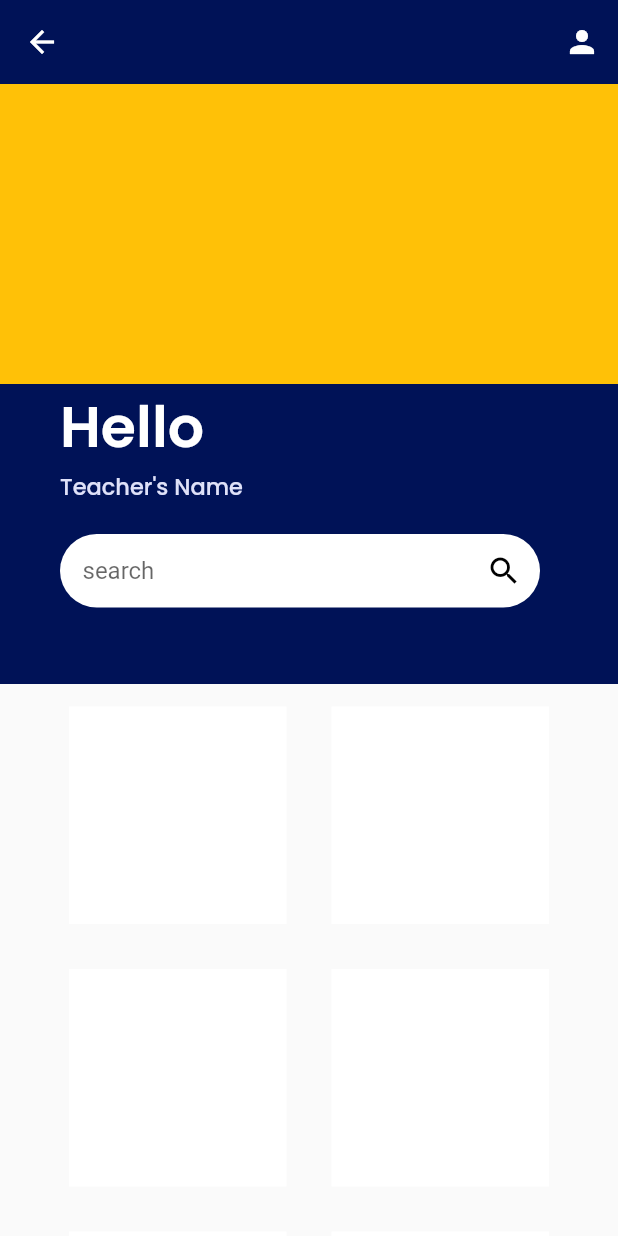
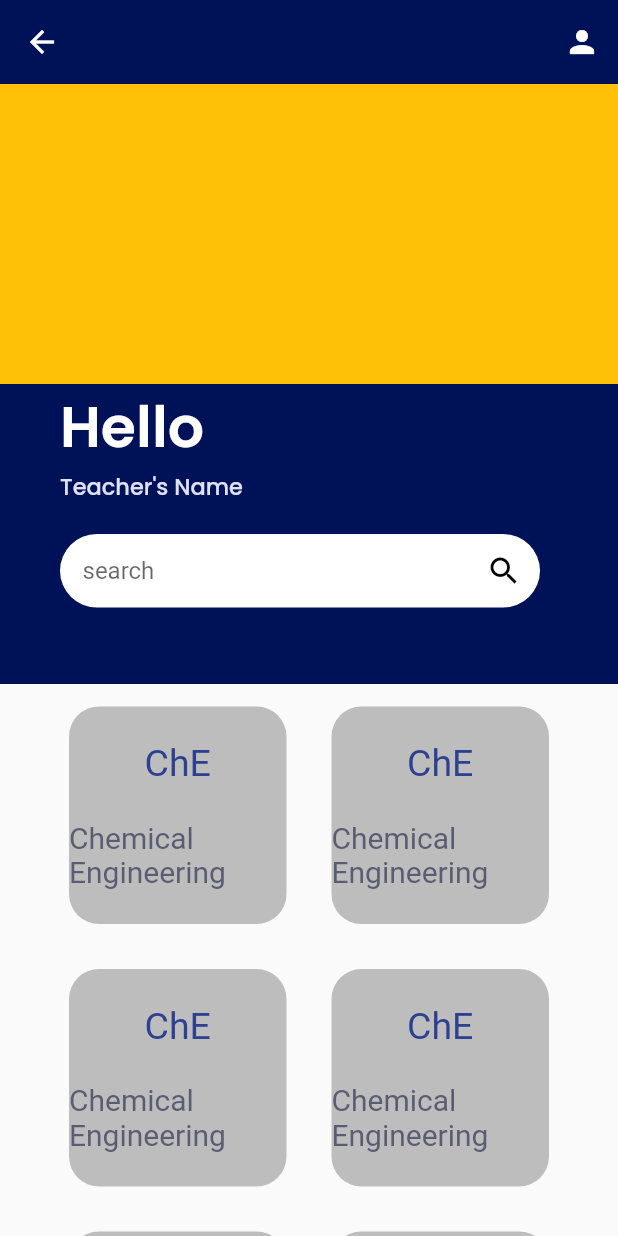
Before and after one commit to EnigmaTasks/SMS, a Flutter app: the screen it shows after launch, on a phone screen of 412 x 824 dp. Run offline on Flutter 3.47's test engine with Material 2 defaults, Android fonts, the phone set to English and light mode, and no system bars; our stand-ins replace google_fonts.

Commit message:
added branch tile components

```diff
--- a/lib/Widgets/branch_tile.dart
+++ b/lib/Widgets/branch_tile.dart
@@ -8,7 +8,32 @@ class BranchTile extends StatelessWidget {
     return Padding(
       padding: const EdgeInsets.all(15.0),
       child: Container(
-        color: Colors.white,
+        height: 137,
+        width: 137,
+        decoration: BoxDecoration(
+          borderRadius: BorderRadius.circular(20.0),
+          color: Colors.grey[400],
+        ),
+        child: const Column(
+          mainAxisAlignment: MainAxisAlignment.spaceEvenly,
+          crossAxisAlignment: CrossAxisAlignment.center,
+          children: [
+            Text(
+              'ChE',
+              style: TextStyle(
+                fontSize: 25,
+                color: Color(0xFF2E4090),
+              ),
+            ),
+            Text(
+              "Chemical Engineering",
+              style: TextStyle(
+                fontSize: 20,
+                color: Color(0xFF5A5D72),
+              ),
+            )
+          ],
+        ),
       ),
     );
   }
```
